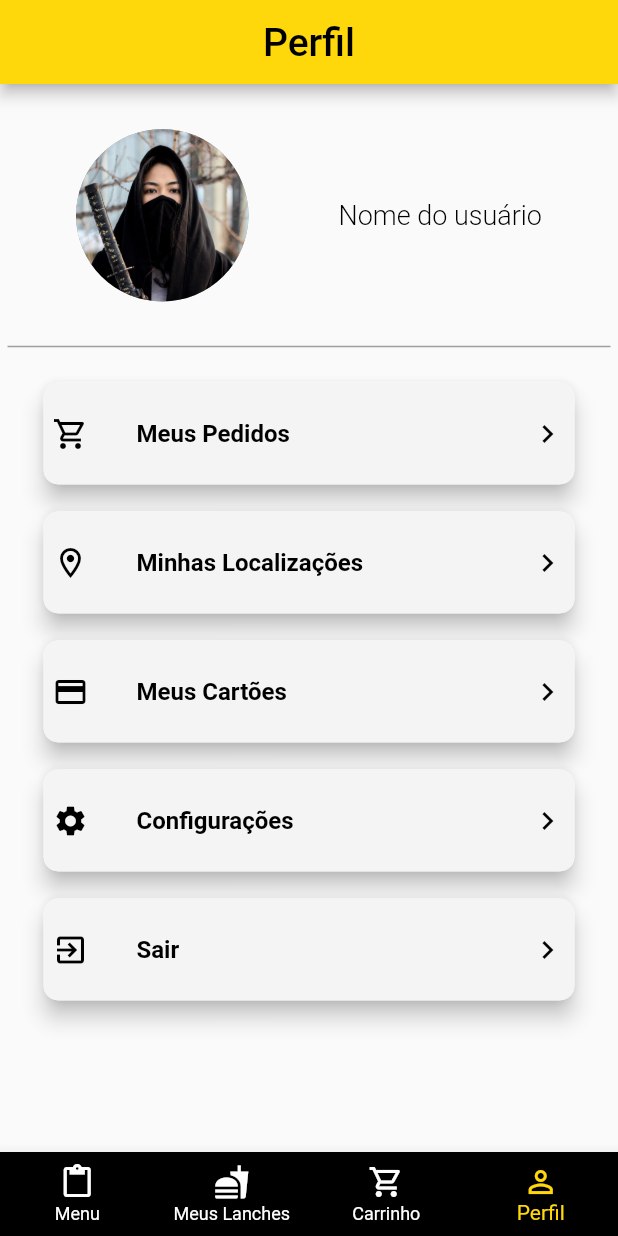
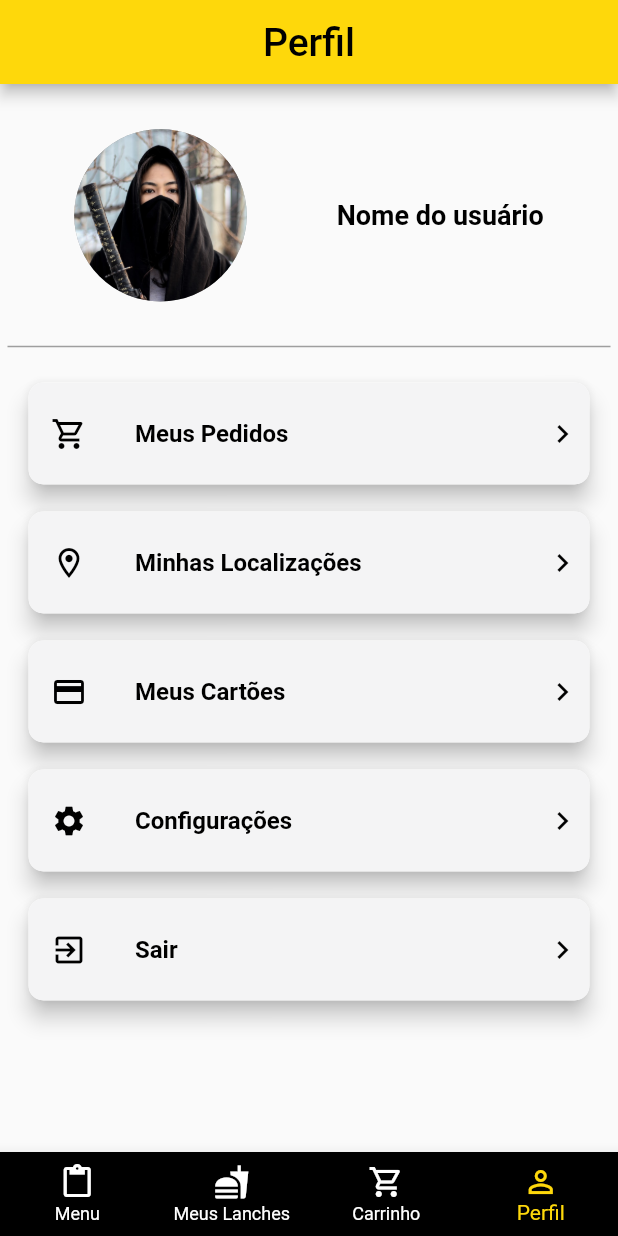
Before and after one commit to SaraCoelhoCosta/garagem_burger, a Flutter app: the screen it shows once a user with an empty profile is signed in, item 4 of the bottom bar chosen, on a phone screen of 412 x 824 dp. Run offline on Flutter 3.47's test engine with Material 2 defaults, Android fonts, the phone set to English and light mode, and no system bars; our stand-ins replace cloud_firestore, firebase_auth, firebase_core, google_fonts, mask_text_input_formatter, rxdart; missing offline and left inert: sign_button; accounts and stored records are empty; Roboto replaces fonts that are missing (Oxygen).

Commit message:
Modificações estéticas

```diff
--- a/lib/screens/components/botao_transparente.dart
+++ b/lib/screens/components/botao_transparente.dart
@@ -42,7 +42,12 @@ class BotaoTransparente extends StatelessWidget {
             Icons.keyboard_arrow_right,
             color: Colors.black,
           ),
-          contentPadding: const EdgeInsets.all(6),
+          contentPadding: const EdgeInsets.only(
+            bottom: 6,
+            left: 15,
+            right: 6,
+            top: 6,
+          ),
           tileColor: const Color.fromARGB(255, 244, 244, 245),
           onTap: onTap,
         ),
--- a/lib/screens/tela_cadastroUsuario.dart
+++ b/lib/screens/tela_cadastroUsuario.dart
@@ -359,7 +359,7 @@ class _TelaCadastroUsuarioState extends State<TelaCadastroUsuario> {
                         ),
 
                         // Ação executada pelo botão.
-                        onPressed: () => Rotas.nvgComRetorno(
+                        onPressed: () => Rotas.nvgSemRetorno(
                           context: context,
                           rota: Rotas.login,
                         ),
--- a/lib/screens/telas_perfil/tela_perfil.dart
+++ b/lib/screens/telas_perfil/tela_perfil.dart
@@ -1,6 +1,7 @@
 import 'package:flutter/material.dart';
 import 'package:garagem_burger/rotas.dart';
 import 'package:garagem_burger/screens/components/botao_transparente.dart';
+import 'package:google_fonts/google_fonts.dart';
 
 // ignore: camel_case_types
 class TelaPerfil extends StatefulWidget {
@@ -40,10 +41,10 @@ class _TelaPerfilState extends State<TelaPerfil> {
               const SizedBox(width: 60),
               Text(
                 name,
-                style: const TextStyle(
+                style: GoogleFonts.oxygen(
                   color: Colors.black,
                   fontSize: 18,
-                  fontWeight: FontWeight.w300,
+                  fontWeight: FontWeight.bold,
                   decoration: TextDecoration.none,
                 ),
               ),
@@ -59,8 +60,8 @@ class _TelaPerfilState extends State<TelaPerfil> {
           ),
           Padding(
             padding: const EdgeInsets.only(
-              left: 25.0,
-              right: 25.0,
+              left: 15.0,
+              right: 15.0,
               top: 10.0,
             ),
             child: Column(
```
Also changed, not shown: lib/screens/components/card_produto.dart (+4 -9 lines), lib/screens/tela_menu.dart (+8 -2 lines).
